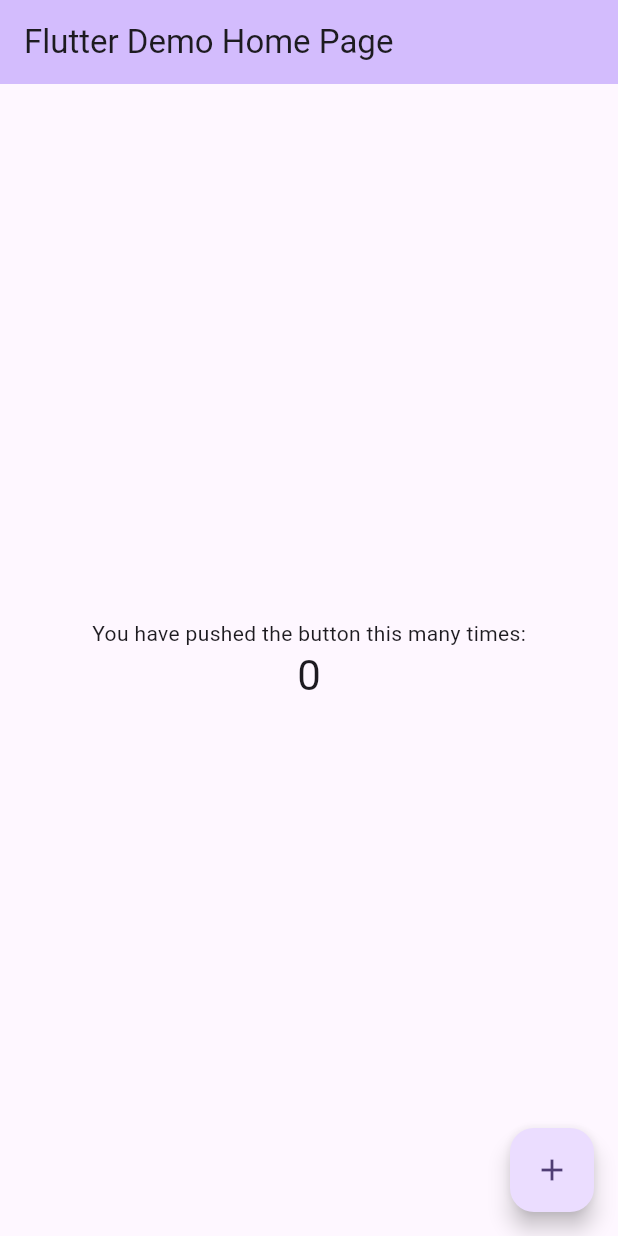
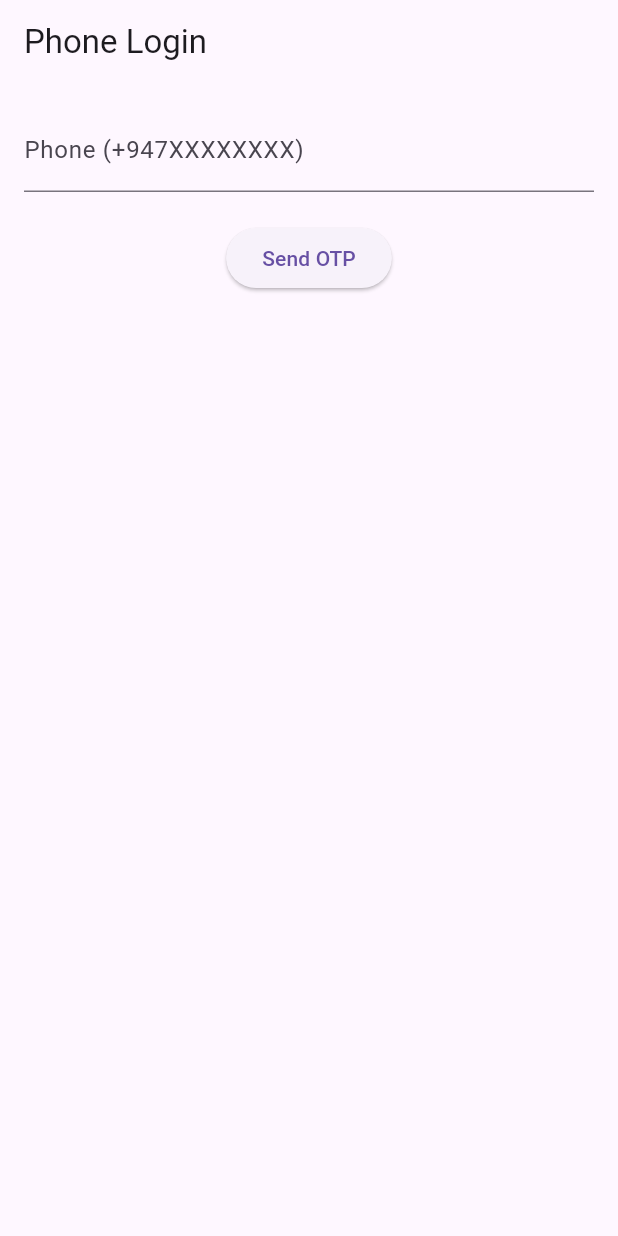
Before and after one commit to LahiruGayashan/fuel_pass_app, a Flutter app: the screen it shows after launch, on a phone screen of 412 x 824 dp. Run offline on Flutter 3.47's test engine with Material 3 defaults, Android fonts, the phone set to English and light mode, and no system bars; our stand-ins replace firebase_auth, qr_flutter; missing offline and left inert: mobile_scanner; accounts and stored records are empty.

Commit message:
Add Firebase config and models, update app screens
Add Firebase Android config and new data models, and update several app screens and services. Adds android/app/google-services.json, new model files lib/models/quota.dart and lib/models/vehicle.dart, and updates lib/main.dart, lib/screen/dashboard_screen.dart, lib/screen/login_screen.dart, lib/screen/qr_screen.dart, lib/screen/scan_screen.dart and lib/services/api_service.dart. Also adjusts analysis_options.yaml to ignore use_build_context_synchronously, updates macOS GeneratedPluginRegistrant, updates pubspec.yaml, and includes the generated Android Gradle problems report.

```diff
--- a/analysis_options.yaml
+++ b/analysis_options.yaml
@@ -7,6 +7,9 @@
 
 # The following line activates a set of recommended lints for Flutter apps,
 # packages, and plugins designed to encourage good coding practices.
+analyzer:
+  errors:
+    use_build_context_synchronously: ignore
 include: package:flutter_lints/flutter.yaml
 
 linter:
--- a/lib/main.dart
+++ b/lib/main.dart
@@ -1,122 +1,18 @@
 import 'package:flutter/material.dart';
+import 'package:fuel_pass_app/screen/login_screen.dart';
 
-void main() {
-  runApp(const MyApp());
+void main(){
+  runApp(FuelPassApp());
 }
+class FuelPassApp extends StatelessWidget {
+  const FuelPassApp({super.key});
 
-class MyApp extends StatelessWidget {
-  const MyApp({super.key});
-
-  // This widget is the root of your application.
   @override
   Widget build(BuildContext context) {
-    return MaterialApp(
-      title: 'Flutter Demo',
-      theme: ThemeData(
-        // This is the theme of your application.
-        //
-        // TRY THIS: Try running your application with "flutter run". You'll see
-        // the application has a purple toolbar. Then, without quitting the app,
-        // try changing the seedColor in the colorScheme below to Colors.green
-        // and then invoke "hot reload" (save your changes or press the "hot
-        // reload" button in a Flutter-supported IDE, or press "r" if you used
-        // the command line to start the app).
-        //
-        // Notice that the counter didn't reset back to zero; the application
-        // state is not lost during the reload. To reset the state, use hot
-        // restart instead.
-        //
-        // This works for code too, not just values: Most code changes can be
-        // tested with just a hot reload.
-        colorScheme: .fromSeed(seedColor: Colors.deepPurple),
-      ),
-      home: const MyHomePage(title: 'Flutter Demo Home Page'),
+    return  MaterialApp(
+      title: "Fuel Pass",
+      theme: ThemeData(primarySwatch: Colors.blue),
+      home: LoginScreen(),
     );
   }
 }
-
-class MyHomePage extends StatefulWidget {
-  const MyHomePage({super.key, required this.title});
-
-  // This widget is the home page of your application. It is stateful, meaning
-  // that it has a State object (defined below) that contains fields that affect
-  // how it looks.
-
-  // This class is the configuration for the state. It holds the values (in this
-  // case the title) provided by the parent (in this case the App widget) and
-  // used by the build method of the State. Fields in a Widget subclass are
-  // always marked "final".
-
-  final String title;
-
-  @override
-  State<MyHomePage> createState() => _MyHomePageState();
-}
-
-class _MyHomePageState extends State<MyHomePage> {
-  int _counter = 0;
-
-  void _incrementCounter() {
-    setState(() {
-      // This call to setState tells the Flutter framework that something has
-      // changed in this State, which causes it to rerun the build method below
-      // so that the display can reflect the updated values. If we changed
-      // _counter without calling setState(), then the build method would not be
-      // called again, and so nothing would appear to happen.
-      _counter++;
-    });
-  }
-
-  @override
-  Widget build(BuildContext context) {
-    // This method is rerun every time setState is called, for instance as done
-    // by the _incrementCounter method above.
-    //
-    // The Flutter framework has been optimized to make rerunning build methods
-    // fast, so that you can just rebuild anything that needs updating rather
-    // than having to individually change instances of widgets.
-    return Scaffold(
-      appBar: AppBar(
-        // TRY THIS: Try changing the color here to a specific color (to
-        // Colors.amber, perhaps?) and trigger a hot reload to see the AppBar
-        // change color while the other colors stay the same.
-        backgroundColor: Theme.of(context).colorScheme.inversePrimary,
-        // Here we take the value from the MyHomePage object that was created by
-        // the App.build method, and use it to set our appbar title.
-        title: Text(widget.title),
-      ),
-      body: Center(
-        // Center is a layout widget. It takes a single child and positions it
-        // in the middle of the parent.
-        child: Column(
-          // Column is also a layout widget. It takes a list of children and
-          // arranges them vertically. By default, it sizes itself to fit its
-          // children horizontally, and tries to be as tall as its parent.
-          //
-          // Column has various properties to control how it sizes itself and
-          // how it positions its children. Here we use mainAxisAlignment to
-          // center the children vertically; the main axis here is the vertical
-          // axis because Columns are vertical (the cross axis would be
-          // horizontal).
-          //
-          // TRY THIS: Invoke "debug painting" (choose the "Toggle Debug Paint"
-          // action in the IDE, or press "p" in the console), to see the
-          // wireframe for each widget.
-          mainAxisAlignment: .center,
-          children: [
-            const Text('You have pushed the button this many times:'),
-            Text(
-              '$_counter',
-              style: Theme.of(context).textTheme.headlineMedium,
-            ),
-          ],
-        ),
-      ),
-      floatingActionButton: FloatingActionButton(
-        onPressed: _incrementCounter,
-        tooltip: 'Increment',
-        child: const Icon(Icons.add),
-      ),
-    );
-  }
-}
--- /dev/null
+++ b/lib/models/quota.dart
@@ -0,0 +1,6 @@
+class Quota {
+  final double total;
+  final double used;
+
+  Quota({required this.total, required this.used});
+}
--- a/lib/screen/login_screen.dart
+++ b/lib/screen/login_screen.dart
@@ -0,0 +1,98 @@
+import 'package:flutter/material.dart';
+import 'package:firebase_auth/firebase_auth.dart';
+import 'dashboard_screen.dart';
+
+class LoginScreen extends StatefulWidget {
+  @override
+  _LoginScreenState createState() => _LoginScreenState();
+}
+
+class _LoginScreenState extends State<LoginScreen> {
+
+  final TextEditingController phoneController = TextEditingController();
+  final TextEditingController otpController = TextEditingController();
+
+  String verificationId = "";
+  bool otpSent = false;
+
+  //  Send OTP
+  void sendOTP() async {
+    await FirebaseAuth.instance.verifyPhoneNumber(
+      phoneNumber: phoneController.text,
+      verificationCompleted: (PhoneAuthCredential credential) async {
+        await FirebaseAuth.instance.signInWithCredential(credential);
+        goToDashboard();
+      },
+      verificationFailed: (FirebaseAuthException e) {
+        print("Error: ${e.message}");
+      },
+      codeSent: (String verId, int? resendToken) {
+        setState(() {
+          verificationId = verId;
+          otpSent = true;
+        });
+      },
+      codeAutoRetrievalTimeout: (String verId) {},
+    );
+  }
+
+  // 🔢 Verify OTP
+  void verifyOTP() async {
+    PhoneAuthCredential credential = PhoneAuthProvider.credential(
+      verificationId: verificationId,
+      smsCode: otpController.text,
+    );
+
+    await FirebaseAuth.instance.signInWithCredential(credential);
+    goToDashboard();
+  }
+
+  void goToDashboard() {
+    Navigator.pushReplacement(
+      context,
+      MaterialPageRoute(builder: (_) => DashboardScreen()),
+    );
+  }
+
+  @override
+  Widget build(BuildContext context) {
+    return Scaffold(
+      appBar: AppBar(title: Text("Phone Login")),
+      body: Padding(
+        padding: EdgeInsets.all(16),
+        child: Column(
+          children: [
+
+            //  Phone Input
+            TextField(
+              controller: phoneController,
+              decoration: InputDecoration(labelText: "Phone (+947XXXXXXXX)"),
+            ),
+
+            SizedBox(height: 20),
+
+            //  Send OTP
+            if (!otpSent)
+              ElevatedButton(
+                onPressed: sendOTP,
+                child: Text("Send OTP"),
+              ),
+
+            //  OTP Input
+            if (otpSent) ...[
+              TextField(
+                controller: otpController,
+                decoration: InputDecoration(labelText: "Enter OTP"),
+              ),
+              SizedBox(height: 20),
+              ElevatedButton(
+                onPressed: verifyOTP,
+                child: Text("Verify OTP"),
+              ),
+            ]
+          ],
+        ),
+      ),
+    );
+  }
+}
--- a/pubspec.yaml
+++ b/pubspec.yaml
@@ -35,10 +35,15 @@ dependencies:
   # The following adds the Cupertino Icons font to your application.
   # Use with the CupertinoIcons class for iOS style icons.
   cupertino_icons: ^1.0.8
+  qr_flutter: ^4.1.0
+  mobile_scanner: ^7.2.0
+  http: ^1.6.0
 
 dev_dependencies:
   flutter_test:
     sdk: flutter
+  firebase_auth: ^4.0.0
+  firebase_core: ^2.0.0
 
 
   # The "flutter_lints" package below contains a set of recommended lints to
```
Also changed, not shown: lib/screen/dashboard_screen.dart (+32 -0 lines), lib/screen/qr_screen.dart (+21 -0 lines), lib/screen/scan_screen.dart (+32 -0 lines), lib/services/api_service.dart (+23 -0 lines), lib/models/vehicle.dart (added), pubspec.lock, 3 other files.
